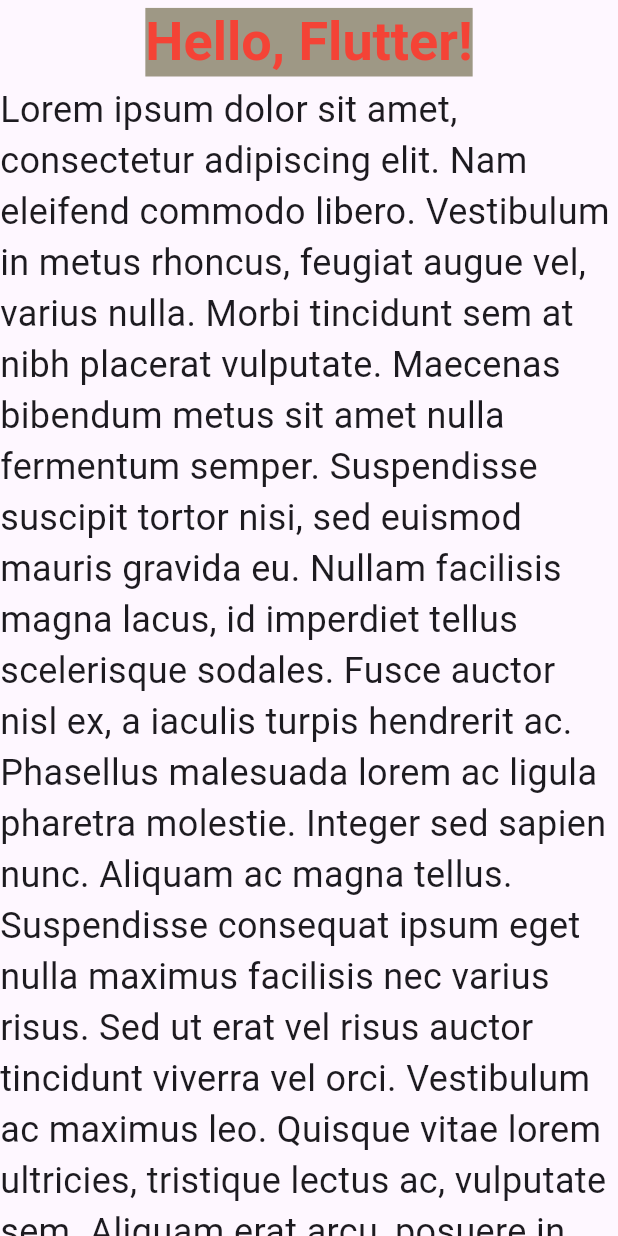
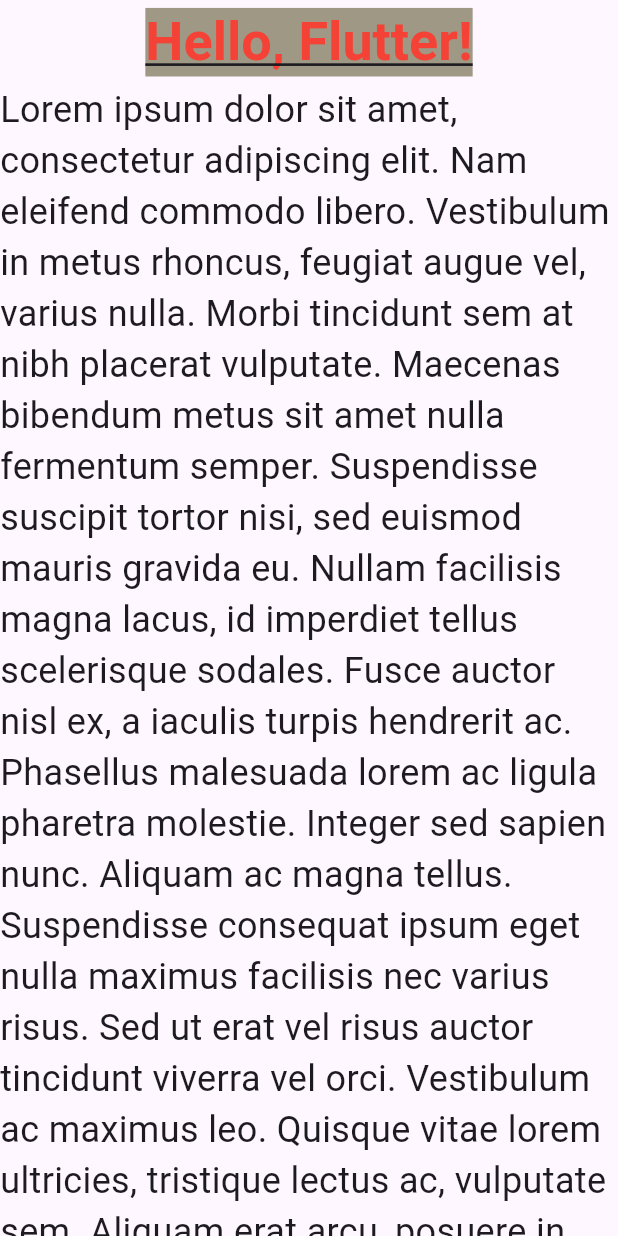
Before and after one commit to paulmagadi/Learn_Flutter, a Flutter app: the screen it shows after launch, on a phone screen of 412 x 824 dp. Run offline on Flutter 3.47's test engine with Material 3 defaults, Android fonts, the phone set to English and light mode, and no system bars.

Commit message:
modified:   practice_flutter/myapp/lib/main.dart

```diff
--- a/practice_flutter/myapp/lib/main.dart
+++ b/practice_flutter/myapp/lib/main.dart
@@ -20,6 +20,7 @@ class MyApp extends StatelessWidget {
                 fontWeight: FontWeight.bold,
                 color: Colors.red,
                 backgroundColor: Color.fromARGB(255, 158, 152, 133),
+                decoration: TextDecoration.underline,
               ),
               textAlign: TextAlign.center,
               ),
```
